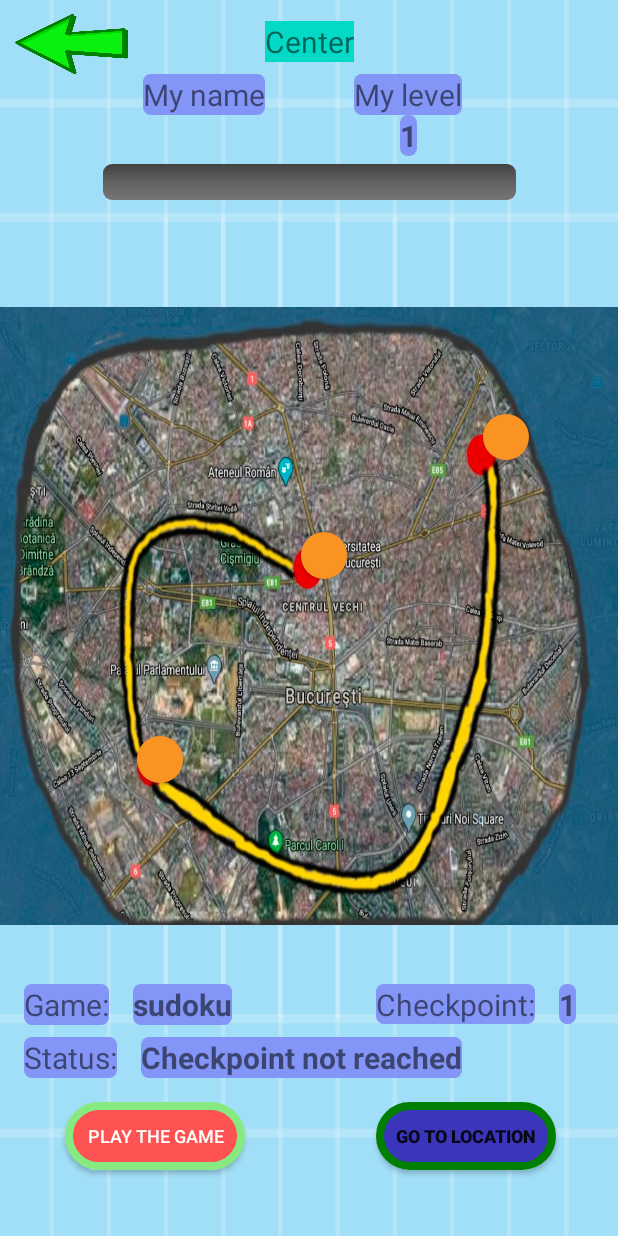
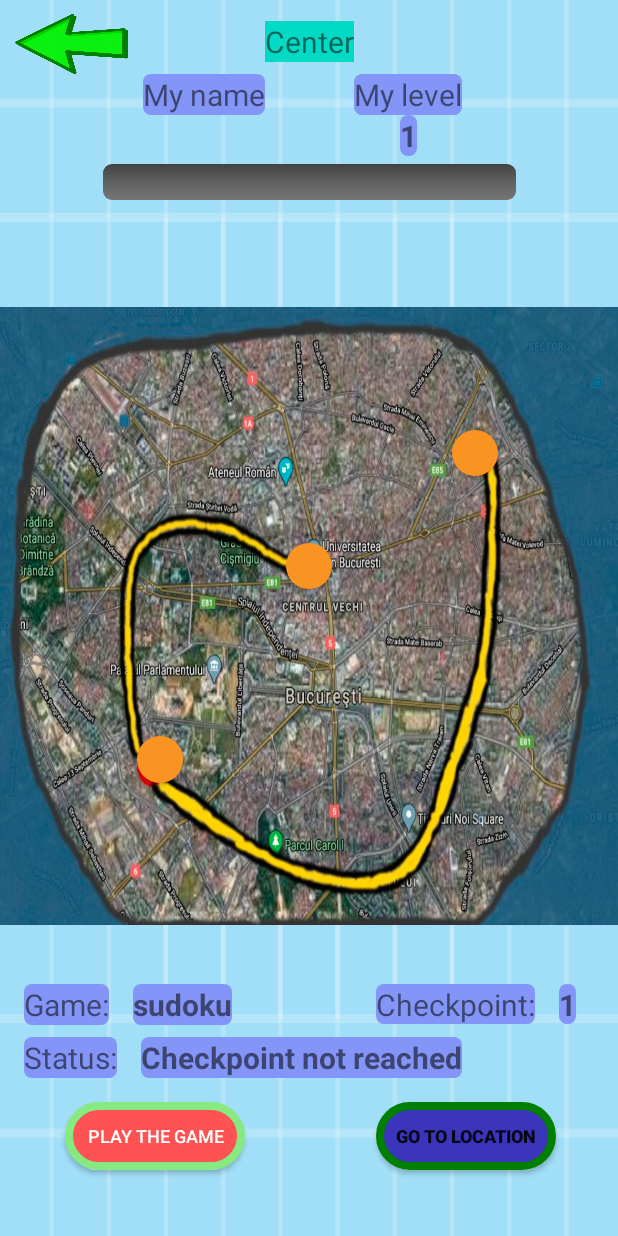
Before and after one commit to CristianSimion5/mds-maps, an Android app: the CenterMapActivity screen opened directly, with no data from a screen before it, on a phone screen of 412 x 824 dp. Run offline under Robolectric (Android 15) with nearby library versions, the light colour scheme and no system bars; Roboto replaces fonts that are not available here.

Commit message:
General Layout v2

```diff
--- a/MindYourWay/app/src/main/res/layout-land/activity_center_map.xml
+++ b/MindYourWay/app/src/main/res/layout-land/activity_center_map.xml
@@ -50,10 +50,9 @@
             app:layout_constraintBottom_toBottomOf="parent"
             app:layout_constraintEnd_toEndOf="parent"
             app:layout_constraintHeight_percent="0.075"
-            app:layout_constraintHorizontal_bias="0.526"
             app:layout_constraintStart_toStartOf="parent"
             app:layout_constraintTop_toTopOf="parent"
-            app:layout_constraintVertical_bias="0.394"
+            app:layout_constraintVertical_bias="0.413"
             app:layout_constraintWidth_percent="0.075" />
 
         <Button
@@ -66,10 +65,10 @@
             app:layout_constraintBottom_toBottomOf="parent"
             app:layout_constraintEnd_toEndOf="parent"
             app:layout_constraintHeight_percent="0.075"
-            app:layout_constraintHorizontal_bias="0.845"
+            app:layout_constraintHorizontal_bias="0.79"
             app:layout_constraintStart_toStartOf="parent"
             app:layout_constraintTop_toTopOf="parent"
-            app:layout_constraintVertical_bias="0.187"
+            app:layout_constraintVertical_bias="0.215"
             app:layout_constraintWidth_percent="0.075" />
     </androidx.constraintlayout.widget.ConstraintLayout>
 
--- a/MindYourWay/app/src/main/res/layout/activity_center_map.xml
+++ b/MindYourWay/app/src/main/res/layout/activity_center_map.xml
@@ -233,6 +233,22 @@
         tools:visibility="visible">
 
         <Button
+            android:id="@+id/buttonCheckpoint3"
+            android:layout_width="0dp"
+            android:layout_height="0dp"
+            android:background="@drawable/btncirclex"
+            android:tag="Center_3"
+            android:text=""
+            app:layout_constraintBottom_toBottomOf="parent"
+            app:layout_constraintEnd_toEndOf="parent"
+            app:layout_constraintHeight_percent="0.075"
+            app:layout_constraintHorizontal_bias="0.79"
+            app:layout_constraintStart_toStartOf="parent"
+            app:layout_constraintTop_toTopOf="parent"
+            app:layout_constraintVertical_bias="0.215"
+            app:layout_constraintWidth_percent="0.075" />
+
+        <Button
             android:id="@+id/buttonCheckpoint1"
             android:layout_width="0dp"
             android:layout_height="0dp"
@@ -242,10 +258,9 @@
             app:layout_constraintBottom_toBottomOf="parent"
             app:layout_constraintEnd_toEndOf="parent"
             app:layout_constraintHeight_percent="0.075"
-            app:layout_constraintHorizontal_bias="0.526"
             app:layout_constraintStart_toStartOf="parent"
             app:layout_constraintTop_toTopOf="parent"
-            app:layout_constraintVertical_bias="0.394"
+            app:layout_constraintVertical_bias="0.413"
             app:layout_constraintWidth_percent="0.075" />
 
         <Button
@@ -264,22 +279,6 @@
             app:layout_constraintVertical_bias="0.751"
             app:layout_constraintWidth_percent="0.075" />
 
-        <Button
-            android:id="@+id/buttonCheckpoint3"
-            android:layout_width="0dp"
-            android:layout_height="0dp"
-            android:background="@drawable/btncirclex"
-            android:tag="Center_3"
-            android:text=""
-            app:layout_constraintBottom_toBottomOf="parent"
-            app:layout_constraintEnd_toEndOf="parent"
-            app:layout_constraintHeight_percent="0.075"
-            app:layout_constraintHorizontal_bias="0.845"
-            app:layout_constraintStart_toStartOf="parent"
-            app:layout_constraintTop_toTopOf="parent"
-            app:layout_constraintVertical_bias="0.187"
-            app:layout_constraintWidth_percent="0.075" />
-
 
     </androidx.constraintlayout.widget.ConstraintLayout>
 
```
